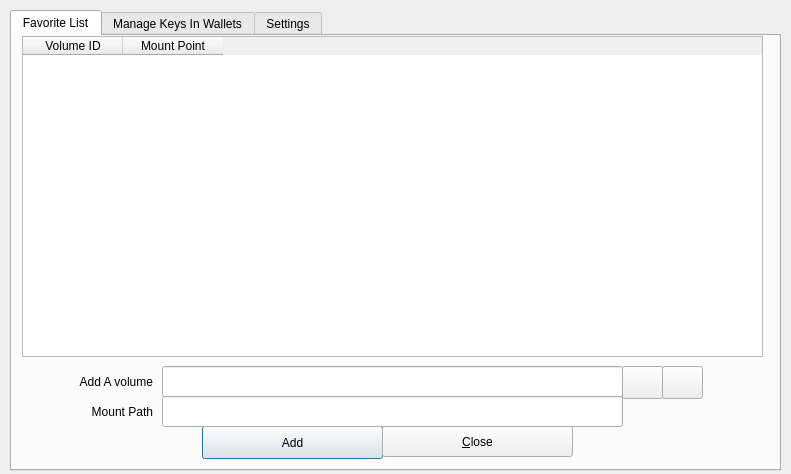
Old version of the form zuluCrypt-gui/favorites2.ui in the repository mhogomchungu/zuluCrypt.
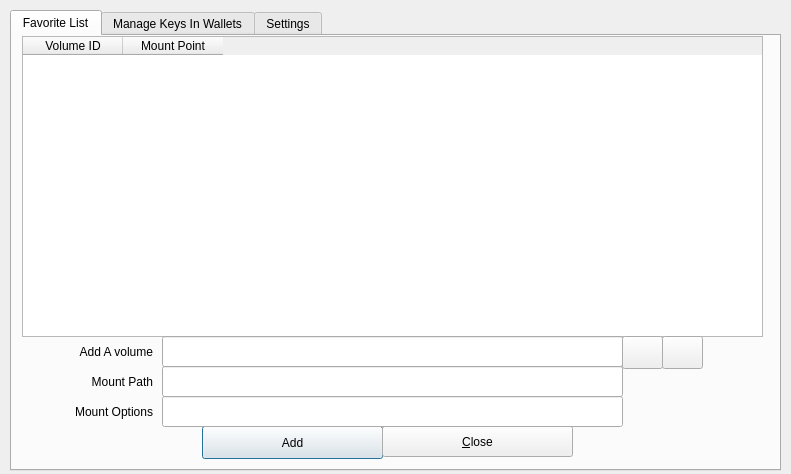
New version of the form.

Commit message: add support for setting mount options with favorite volumes

Patch:
```diff
--- a/zuluCrypt-gui/favorites2.ui
+++ b/zuluCrypt-gui/favorites2.ui
@@ -35,7 +35,7 @@
        <x>10</x>
        <y>0</y>
        <width>741</width>
-       <height>321</height>
+       <height>301</height>
       </rect>
      </property>
      <property name="sizeAdjustPolicy">
@@ -87,7 +87,7 @@
      <property name="geometry">
       <rect>
        <x>150</x>
-       <y>330</y>
+       <y>300</y>
        <width>461</width>
        <height>31</height>
       </rect>
@@ -97,7 +97,7 @@
      <property name="geometry">
       <rect>
        <x>10</x>
-       <y>330</y>
+       <y>300</y>
        <width>131</width>
        <height>31</height>
       </rect>
@@ -113,7 +113,7 @@
      <property name="geometry">
       <rect>
        <x>610</x>
-       <y>330</y>
+       <y>300</y>
        <width>41</width>
        <height>33</height>
       </rect>
@@ -126,7 +126,7 @@
      <property name="geometry">
       <rect>
        <x>650</x>
-       <y>330</y>
+       <y>300</y>
        <width>41</width>
        <height>33</height>
       </rect>
@@ -139,7 +139,7 @@
      <property name="geometry">
       <rect>
        <x>150</x>
-       <y>360</y>
+       <y>330</y>
        <width>461</width>
        <height>31</height>
       </rect>
@@ -149,7 +149,7 @@
      <property name="geometry">
       <rect>
        <x>0</x>
-       <y>360</y>
+       <y>330</y>
        <width>141</width>
        <height>31</height>
       </rect>
@@ -174,6 +174,32 @@
       <string>&amp;Close</string>
      </property>
     </widget>
+    <widget class="QLineEdit" name="lineEditMountOptions">
+     <property name="geometry">
+      <rect>
+       <x>150</x>
+       <y>360</y>
+       <width>461</width>
+       <height>31</height>
+      </rect>
+     </property>
+    </widget>
+    <widget class="QLabel" name="label_3">
+     <property name="geometry">
+      <rect>
+       <x>0</x>
+       <y>360</y>
+       <width>141</width>
+       <height>31</height>
+      </rect>
+     </property>
+     <property name="text">
+      <string>Mount Options</string>
+     </property>
+     <property name="alignment">
+      <set>Qt::AlignRight|Qt::AlignTrailing|Qt::AlignVCenter</set>
+     </property>
+    </widget>
    </widget>
    <widget class="QWidget" name="ManageVolumeKeys">
     <attribute name="title">
```
The commit also changes 6 other files.
